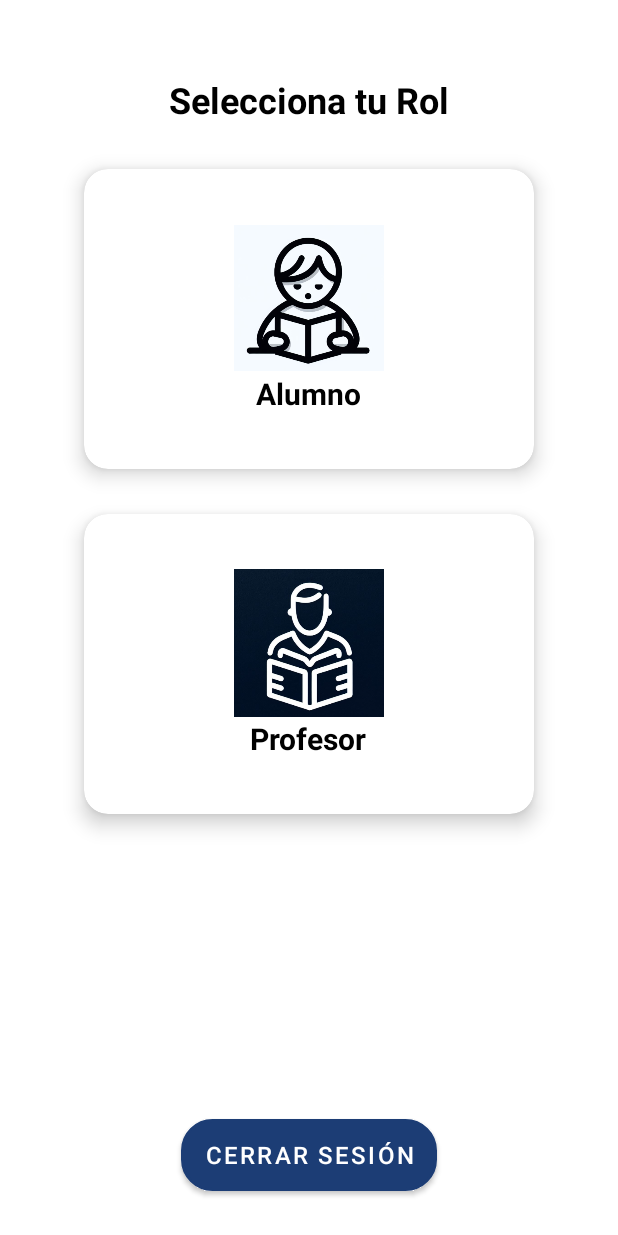
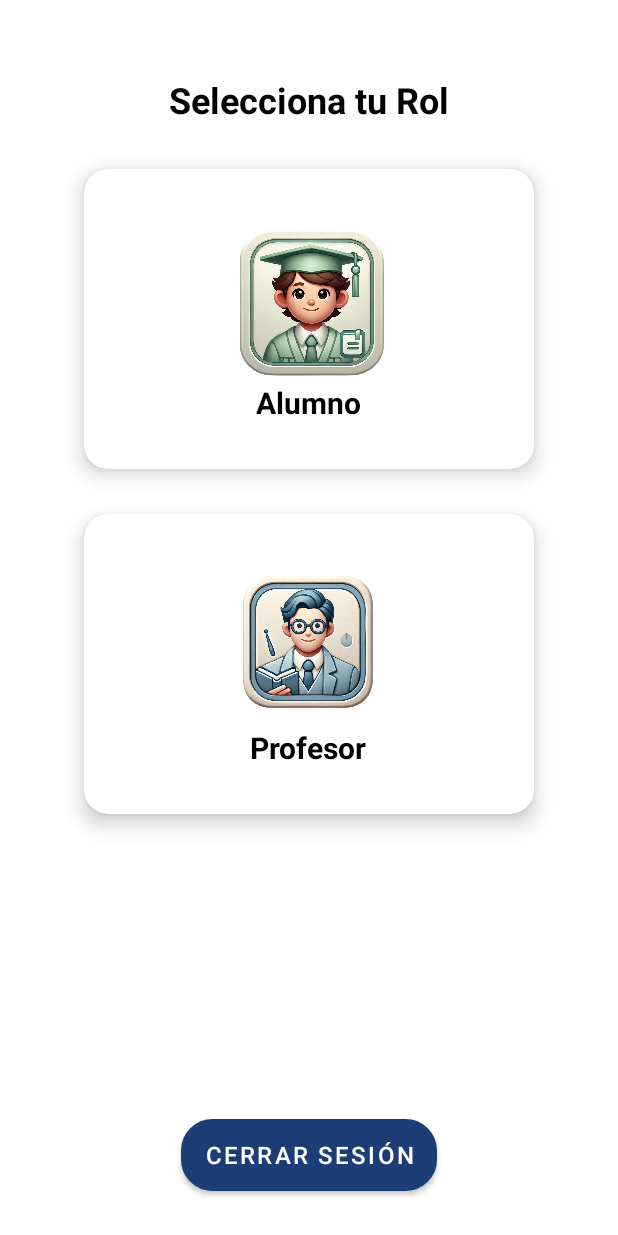
Before and after one commit to francisrojass/ClasesParticularesApk, an Android app built with Jetpack Compose: the screen it shows after launch once a user with an empty profile is signed in (MainActivity), on a phone screen of 412 x 824 dp. Run offline under Robolectric (Android 15) with nearby library versions, the phone set to English and light mode, and no system bars; our stand-ins replace Firebase (no records; nobody signed in at launch, a user with empty details on screens opened directly); 1 statement that could not run was skipped.

Commit message:
add: change icon student and teacher, clean and build the resgister and login

```diff
--- a/app/src/main/AndroidManifest.xml
+++ b/app/src/main/AndroidManifest.xml
@@ -7,9 +7,9 @@
         android:allowBackup="true"
         android:dataExtractionRules="@xml/data_extraction_rules"
         android:fullBackupContent="@xml/backup_rules"
-        android:icon="@mipmap/ic_launcher"
+        android:icon="@drawable/logo"
         android:label="@string/app_name"
-        android:roundIcon="@mipmap/ic_launcher_round"
+        android:roundIcon="@drawable/logo"
         android:supportsRtl="true"
         android:theme="@style/Theme.ClasesParticularesApp"
         tools:targetApi="31">
--- a/app/src/main/res/layout/activity_login.xml
+++ b/app/src/main/res/layout/activity_login.xml
@@ -13,8 +13,8 @@
     <!-- Título -->
     <ImageView
         android:id="@+id/app_icon"
-        android:layout_width="143dp"
-        android:layout_height="159dp"
+        android:layout_width="215dp"
+        android:layout_height="196dp"
         android:layout_marginBottom="16dp"
         android:contentDescription="@string/app_icon_desc"
         android:src="@drawable/logo" />
--- a/app/src/main/res/layout/activity_main.xml
+++ b/app/src/main/res/layout/activity_main.xml
@@ -43,10 +43,10 @@
             tools:ignore="UseCompoundDrawables">
 
             <ImageView
-                android:layout_width="100dp"
-                android:layout_height="100dp"
-                android:src="@drawable/student_logo"
-                android:contentDescription="@string/student_image_desc"/>
+                android:layout_width="122dp"
+                android:layout_height="111dp"
+                android:contentDescription="@string/student_image_desc"
+                android:src="@drawable/student_logo" />
 
             <TextView
                 android:layout_width="wrap_content"
@@ -75,24 +75,24 @@
         <LinearLayout
             android:layout_width="match_parent"
             android:layout_height="match_parent"
+            android:gravity="center"
             android:orientation="vertical"
-            android:gravity="center"
             android:padding="16dp"
             tools:ignore="UseCompoundDrawables">
 
             <ImageView
-                android:layout_width="100dp"
-                android:layout_height="100dp"
-                android:src="@drawable/teacher_logo"
-                android:contentDescription="@string/teacher_image_desc"/>
+                android:layout_width="137dp"
+                android:layout_height="111dp"
+                android:contentDescription="@string/teacher_image_desc"
+                android:src="@drawable/teacher_logo" />
 
             <TextView
                 android:layout_width="wrap_content"
                 android:layout_height="wrap_content"
                 android:text="@string/teacher_role"
+                android:textColor="@color/black"
                 android:textSize="20sp"
-                android:textStyle="bold"
-                android:textColor="@color/black"/>
+                android:textStyle="bold" />
         </LinearLayout>
     </androidx.cardview.widget.CardView>
 
--- a/app/src/main/res/layout/activity_register.xml
+++ b/app/src/main/res/layout/activity_register.xml
@@ -11,8 +11,8 @@
     <!-- Icono de la aplicación -->
     <ImageView
         android:id="@+id/app_icon"
-        android:layout_width="143dp"
-        android:layout_height="159dp"
+        android:layout_width="215dp"
+        android:layout_height="196dp"
         android:layout_marginBottom="16dp"
         android:contentDescription="@string/app_icon_desc"
         android:src="@drawable/logo" />
```
Also changed, not shown: app/src/main/java/com/example/clasesparticularesapp/auth/AuthManager.kt (+1 -26 lines), app/src/main/res/drawable/logo.png (added), app/src/main/res/drawable/student_logo.png, app/src/main/res/drawable/teacher_logo.png.
